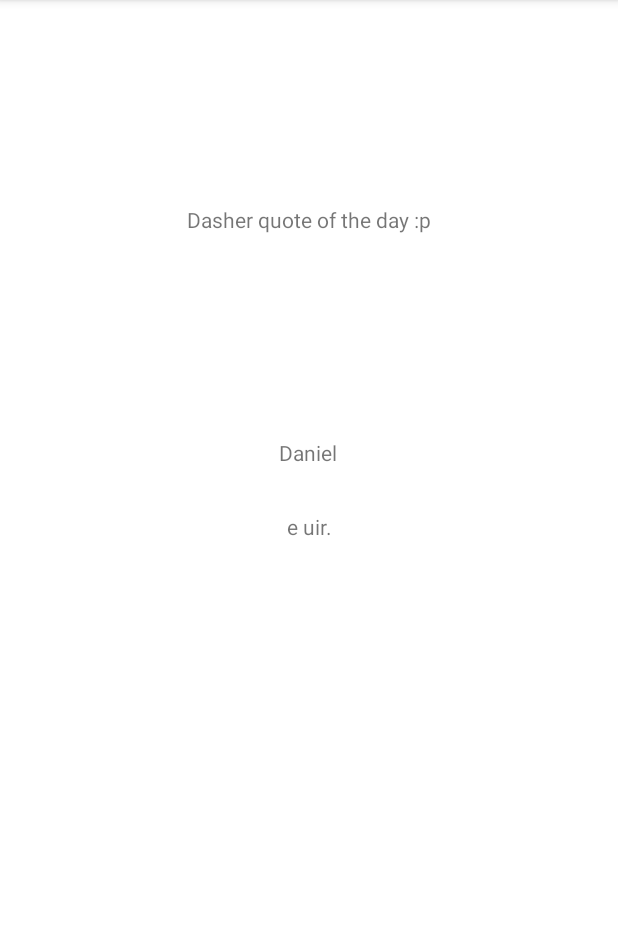
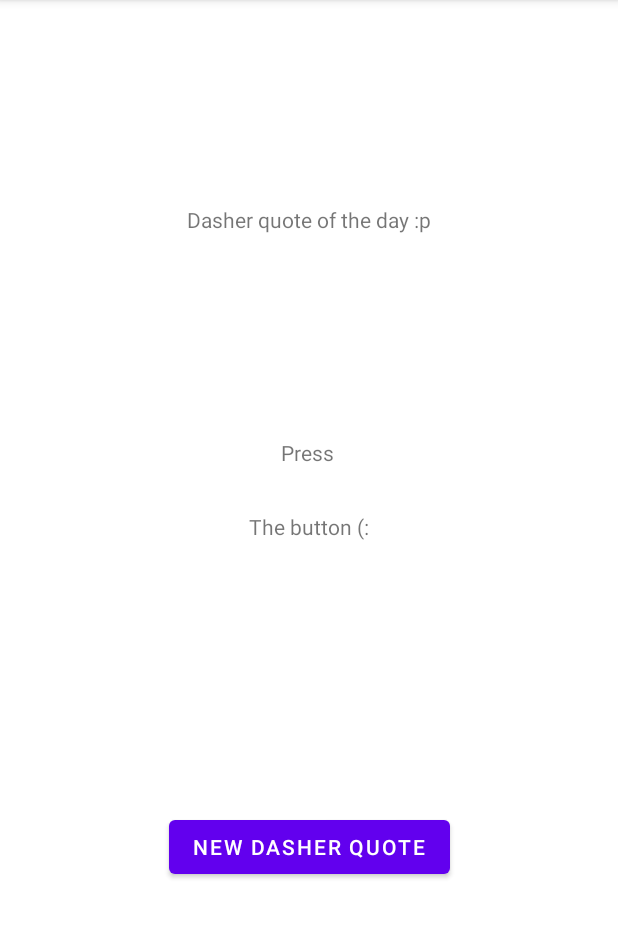
Before and after one commit to double-dashers/member-quotes-mobile, an Android app: the screen it shows after launch (MainActivity), on a phone screen of 412 x 824 dp, the part 84-1022 px from its top. Run offline under Robolectric (Android 15) with nearby library versions, the phone set to English and light mode, and no system bars.

Commit message:
Added button to get a new random quote

```diff
--- a/app/src/main/java/com/example/dasherquotes/MainActivity.kt
+++ b/app/src/main/java/com/example/dasherquotes/MainActivity.kt
@@ -2,6 +2,7 @@ package com.example.dasherquotes
 
 import androidx.appcompat.app.AppCompatActivity
 import android.os.Bundle
+import android.widget.Button
 import android.widget.TextView
 import kotlin.random.Random
 
@@ -13,11 +14,11 @@ const val laloName = "Lalo"
 const val malkiName = "Malki"
 const val pepeName = "Pepe"
 
-val names = arrayOf<String>(
+val names = arrayOf(
     arturoName, fernandoName, danielName, lucaName, laloName, malkiName, pepeName
 )
 
-val arturoQuotes = arrayOf<String>(
+val arturoQuotes = arrayOf(
     "Escupí el pepino que tenía en la boca.",
     "No sé, pero siento que voy a terminar vergueado en algún punto.",
     "Mi ojo me dice que tengo hambre.",
@@ -30,40 +31,40 @@ val arturoQuotes = arrayOf<String>(
     "Lo hizió.",
     "Si fuera pobre, sí"
 )
-val fernandoQuotes = arrayOf<String>(
+val fernandoQuotes = arrayOf(
     "Boba Nomb.",
     "For the Motherland.",
     "Jow blob.",
-    "Karoke?."
+    "Karoke?"
 )
-val danielQuotes = arrayOf<String>(
+val danielQuotes = arrayOf(
     "The Game: The Movie 2: The Pre-Sequel.",
     "e uir.",
     "Tengo que e uir.",
     "Se ve muy oscuro en la oscuridad."
 )
-val lucaQuotes = arrayOf<String>(
+val lucaQuotes = arrayOf(
     "Vergurado.",
     "qur gluglr gaste alv.",
     "Ya lleue.",
     "A mira, soy una bolsa.",
     "Si consigues información tienes más información"
 )
-val laloQuotes = arrayOf<String>(
+val laloQuotes = arrayOf(
     "Ichi coca.",
     "Ano-sumimasen...sobre?.",
     "No me gusta como se le ven los pelos de la punta."
 )
-val malkiQuotes = arrayOf<String>(
+val malkiQuotes = arrayOf(
     "¿¡Porqué no mejor me lo metes tu!?",
     "Quiero la gente lo tenga duro."
 )
-val pepeQuotes = arrayOf<String>(
+val pepeQuotes = arrayOf(
     "No jueguen destiny si les pica un huevo.",
     "Mujer con pito, my favourite."
 )
 
-val quotesPerPerson = hashMapOf<String, Array<String>>(
+val quotesPerPerson = hashMapOf(
     arturoName to arturoQuotes, fernandoName to fernandoQuotes,
     danielName to danielQuotes, lucaName to lucaQuotes, laloName to laloQuotes,
     malkiName to malkiQuotes, pepeName to pepeQuotes
@@ -76,11 +77,15 @@ class MainActivity : AppCompatActivity() {
 
         val dasherName = findViewById<TextView>(R.id.dasherName)
         val dasherQuote = findViewById<TextView>(R.id.dasherQuote)
+        val newQuoteBtn = findViewById<Button>(R.id.newQuoteButton)
 
-        val randomName = names[Random.nextInt(0, names.size)]
-        val randomQuote = quotesPerPerson[randomName]
+        newQuoteBtn.setOnClickListener {
+            val randomName = names[Random.nextInt(0, names.size)]
+            val randomQuote = quotesPerPerson[randomName]
 
-        dasherName.text = randomName
-        dasherQuote.text = randomQuote?.get(Random.nextInt(0, randomQuote.size)) ?: ""
+            dasherName.text = randomName
+            dasherQuote.text =
+                randomQuote?.get(Random.nextInt(0, randomQuote.size)) ?: ""
+        }
     }
 }
--- a/app/src/main/res/layout/activity_main.xml
+++ b/app/src/main/res/layout/activity_main.xml
@@ -20,7 +20,7 @@
         android:id="@+id/dasherName"
         android:layout_width="wrap_content"
         android:layout_height="wrap_content"
-        android:text="TextView"
+        android:text="Press"
         app:layout_constraintBottom_toBottomOf="parent"
         app:layout_constraintEnd_toEndOf="parent"
         app:layout_constraintHorizontal_bias="0.498"
@@ -32,11 +32,21 @@
         android:id="@+id/dasherQuote"
         android:layout_width="wrap_content"
         android:layout_height="wrap_content"
-        android:text="TextView"
+        android:text="The button (:"
         app:layout_constraintBottom_toBottomOf="parent"
         app:layout_constraintEnd_toEndOf="parent"
         app:layout_constraintStart_toStartOf="parent"
         app:layout_constraintTop_toBottomOf="@+id/dasherName"
         app:layout_constraintVertical_bias="0.069" />
 
+    <Button
+        android:id="@+id/newQuoteButton"
+        android:layout_width="wrap_content"
+        android:layout_height="wrap_content"
+        android:text="New Dasher Quote"
+        app:layout_constraintBottom_toBottomOf="parent"
+        app:layout_constraintEnd_toEndOf="parent"
+        app:layout_constraintStart_toStartOf="parent"
+        app:layout_constraintTop_toBottomOf="@+id/dasherQuote" />
+
 </androidx.constraintlayout.widget.ConstraintLayout>
```
